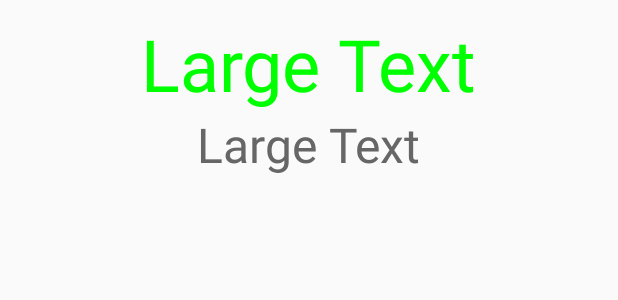
After one commit to GimmyHchs/BarcodeScanner, an Android app: the layout toast_bluetooth.xml on its own in the app's theme, with its tools: preview values and no code run, on a phone screen of 412 x 824 dp. The commit adds this screen. Shown: the top 300 px of the screen. Run offline under Robolectric (Android 15) with nearby library versions, the phone set to English and light mode, and no system bars.

Commit message:
Add Bluetooth Scan animationText
1. Add Bluetooth Scan animationText
2. Change the textColor in toast_bluetooth.xml

```diff
--- a/app/src/main/java/com/genki/user/barcodescanner/HttpRequestToSMSServer.java
+++ b/app/src/main/java/com/genki/user/barcodescanner/HttpRequestToSMSServer.java
@@ -69,8 +69,8 @@ public class HttpRequestToSMSServer extends Volley {
                             name = new JSONObject(response.toString()).getString("name");
                             arrived_at = new JSONObject(response.toString()).getString("arrived_at");
                             DateFormat dateFormat = new SimpleDateFormat("yyyy-MM-dd HH:mm:ss");
-                            //Date date = new Date(System.currentTimeMillis());
-                            arrived_at = dateFormat.format(arrived_at);
+                            Date date = new Date(System.currentTimeMillis());
+                            arrived_at = dateFormat.format(date);
 
                             //傳送MessageH，觸發handler
                             handler.sendMessage(new Message());
--- a/app/src/main/res/layout/fragment_bluetooth.xml
+++ b/app/src/main/res/layout/fragment_bluetooth.xml
@@ -9,8 +9,9 @@
         android:layout_height="wrap_content"
         android:text="Bluetooth"
         android:textAppearance="?android:attr/textAppearanceLarge"
-        android:layout_alignParentTop="true"
-        android:layout_centerHorizontal="true" />
+        android:layout_centerVertical="true"
+        android:layout_toRightOf="@+id/btn_fragment_bluetooth_start"
+        android:layout_toEndOf="@+id/btn_fragment_bluetooth_start" />
     <EditText
 
         android:layout_width="200dp"
--- /dev/null
+++ b/app/src/main/res/layout/toast_bluetooth.xml
@@ -0,0 +1,29 @@
+<?xml version="1.0" encoding="utf-8"?>
+<LinearLayout xmlns:android="http://schemas.android.com/apk/res/android"
+    android:id="@+id/toast_bluetooth_root"
+    android:layout_width="fill_parent"
+    android:layout_height="fill_parent"
+    android:orientation="vertical"
+    android:padding="10dp" >
+
+    <TextView
+        android:id="@+id/toast_bluetooth_name"
+        android:layout_width="wrap_content"
+        android:layout_height="wrap_content"
+        android:text="Large Text"
+        android:textAppearance="?android:attr/textAppearanceLarge"
+        android:textColor="#FF00FF00"
+        android:layout_gravity="center_horizontal"
+        android:textSize="48sp" />
+
+    <TextView
+        android:id="@+id/toast_bluetooth_date"
+        android:layout_width="wrap_content"
+        android:layout_height="wrap_content"
+        android:text="Large Text"
+        android:layout_gravity="center_horizontal"
+        android:textAppearance="?android:attr/textAppearanceLarge"
+        android:textColor="#666666"
+        android:textSize="32sp" />
+
+</LinearLayout>
--- a/zXingLibs/src/main/res/layout/toast_layout.xml
+++ b/zXingLibs/src/main/res/layout/toast_layout.xml
@@ -13,14 +13,16 @@
         android:text="Large Text"
         android:textAppearance="?android:attr/textAppearanceLarge"
         android:textColor="#FF00FF00"
-        android:textSize="80sp" />
+        android:layout_gravity="center_horizontal"
+        android:textSize="48sp" />
 
     <TextView
         android:id="@+id/date"
         android:layout_width="wrap_content"
         android:layout_height="wrap_content"
         android:text="Large Text"
+        android:layout_gravity="center_horizontal"
         android:textAppearance="?android:attr/textAppearanceLarge"
-        android:textSize="48sp" />
+        android:textSize="32sp" />
 
 </LinearLayout>
```
Also changed, not shown: app/src/main/java/com/genki/user/barcodescanner/FragmentBluetooth.java (+58 -4 lines), 12 other files.
